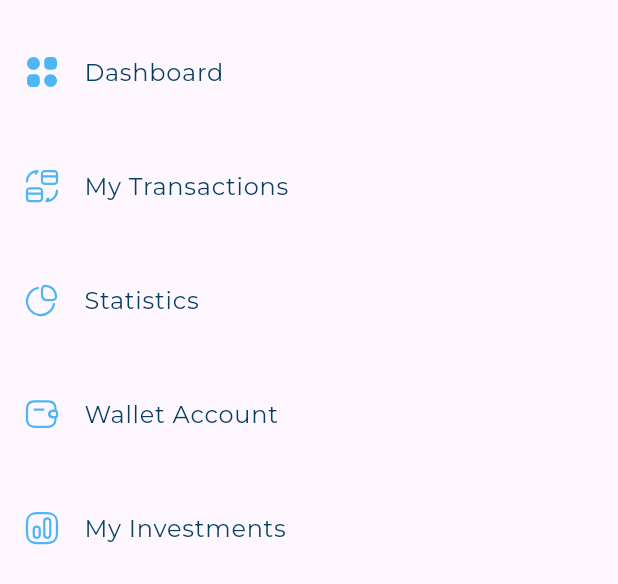
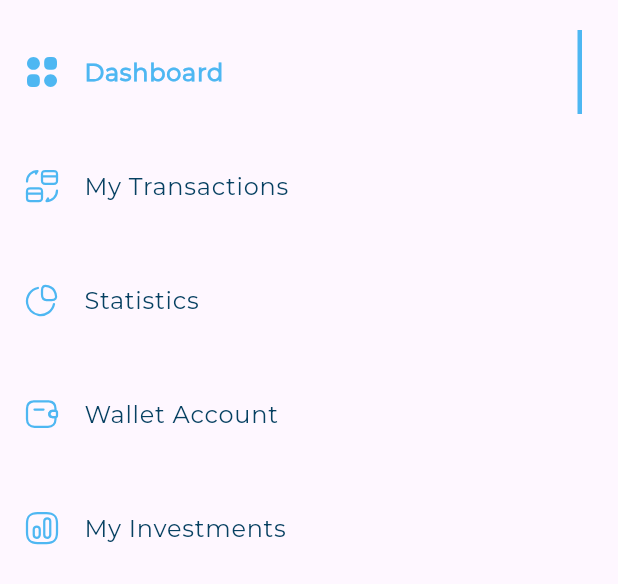
Before and after one commit to Abdallah5alifa/Admin_dashboard, a Flutter app: the DrawerItemsListView widget shown alone on an empty page, opened directly, on a phone screen of 412 x 824 dp. Shown: the top 584 px of the screen. Run offline on Flutter 3.47's test engine with Material 3 defaults, Android fonts, the phone set to English and light mode, and no system bars; our stand-ins replace flutter_svg.

Commit message:
handle active and in active

```diff
--- /dev/null
+++ b/lib/widgets/active_and_in_active.dart
@@ -0,0 +1,37 @@
+
+import 'package:admin_dashboard/models/drawer_item_model.dart';
+import 'package:admin_dashboard/utils/app_styles.dart';
+import 'package:flutter/material.dart';
+import 'package:flutter_svg/svg.dart';
+
+class InActiveDrawerItem extends StatelessWidget {
+  const InActiveDrawerItem({super.key, required this.drawerItemModel});
+
+  final DrawerItemModel drawerItemModel;
+
+  @override
+  Widget build(BuildContext context) {
+    return ListTile(
+      leading: SvgPicture.asset(drawerItemModel.image),
+      title: Text(drawerItemModel.title, style: AppStyles.mediam16),
+    );
+  }
+}
+
+class ActiveDrawerItem extends StatelessWidget {
+  const ActiveDrawerItem({super.key, required this.drawerItemModel});
+
+  final DrawerItemModel drawerItemModel;
+
+  @override
+  Widget build(BuildContext context) {
+    return ListTile(
+      leading: SvgPicture.asset(drawerItemModel.image),
+      title: Text(drawerItemModel.title, style: AppStyles.bold16),
+      trailing: Container(
+        width: 3,
+        decoration: BoxDecoration(color: Color(0xFF4EB7F2)),
+      ),
+    );
+  }
+}
--- a/lib/widgets/drawer_item.dart
+++ b/lib/widgets/drawer_item.dart
@@ -1,20 +1,21 @@
 import 'package:admin_dashboard/models/drawer_item_model.dart';
-import 'package:admin_dashboard/utils/app_styles.dart';
+import 'package:admin_dashboard/widgets/active_and_in_active.dart';
 import 'package:flutter/material.dart';
-import 'package:flutter_svg/svg.dart';
 
 class DrawerItem extends StatelessWidget {
-  const DrawerItem({super.key, required this.drawerItemModel});
+  const DrawerItem({
+    super.key,
+    required this.drawerItemModel,
+    required this.isSelected,
+  });
 
   final DrawerItemModel drawerItemModel;
+  final bool isSelected;
 
   @override
   Widget build(BuildContext context) {
-    return ListTile(
-      leading: SvgPicture.asset(drawerItemModel.image),
-      title: Text(drawerItemModel.title,
-      style: AppStyles.mediam16,
-      ),
-    );
+    return isSelected
+        ? ActiveDrawerItem(drawerItemModel: drawerItemModel)
+        : InActiveDrawerItem(drawerItemModel: drawerItemModel);
   }
 }
--- a/lib/widgets/drawer_items_list_view.dart
+++ b/lib/widgets/drawer_items_list_view.dart
@@ -1,28 +1,23 @@
-
 import 'package:admin_dashboard/models/drawer_item_model.dart';
 import 'package:admin_dashboard/utils/assets_manager.dart';
 import 'package:admin_dashboard/widgets/drawer_item.dart';
 import 'package:flutter/material.dart';
 
-class DrawerItemsListView extends StatelessWidget {
-  const DrawerItemsListView({
-    super.key,
-  });
+class DrawerItemsListView extends StatefulWidget {
+  const DrawerItemsListView({super.key});
 
+  @override
+  State<DrawerItemsListView> createState() => _DrawerItemsListViewState();
+}
 
-  static const List <DrawerItemModel> drawerItems = [
-    DrawerItemModel(
-      title: 'Dashboard',
-      image: AssetsManager.imagesDashboard,
-    ),
+class _DrawerItemsListViewState extends State<DrawerItemsListView> {
+  final List<DrawerItemModel> drawerItems = [
+    DrawerItemModel(title: 'Dashboard', image: AssetsManager.imagesDashboard),
     DrawerItemModel(
       title: 'My Transactions',
       image: AssetsManager.imagesMyTransaction,
     ),
-    DrawerItemModel(
-      title: 'Statistics',
-      image: AssetsManager.imagesStatistics,
-    ),
+    DrawerItemModel(title: 'Statistics', image: AssetsManager.imagesStatistics),
     DrawerItemModel(
       title: 'Wallet Account',
       image: AssetsManager.imagesWelletAcount,
@@ -33,6 +28,7 @@ class DrawerItemsListView extends StatelessWidget {
     ),
   ];
 
+  int selectedIndex = 0;
   @override
   Widget build(BuildContext context) {
     return ListView.builder(
@@ -40,9 +36,22 @@ class DrawerItemsListView extends StatelessWidget {
       physics: NeverScrollableScrollPhysics(),
       itemCount: drawerItems.length,
       itemBuilder: (context, index) {
-        return Padding(
-          padding: const EdgeInsets.only(top: 20.0),
-          child: DrawerItem(drawerItemModel: drawerItems[index]),
+        return InkWell(
+          onTap: () {
+            if (selectedIndex != index) {
+              setState(() {
+                selectedIndex = index;
+                print(selectedIndex);
+              });
+            }
+          },
+          child: Padding(
+            padding: const EdgeInsets.only(top: 20.0),
+            child: DrawerItem(
+              drawerItemModel: drawerItems[index],
+              isSelected: selectedIndex == index,
+            ),
+          ),
         );
       },
     );
```
